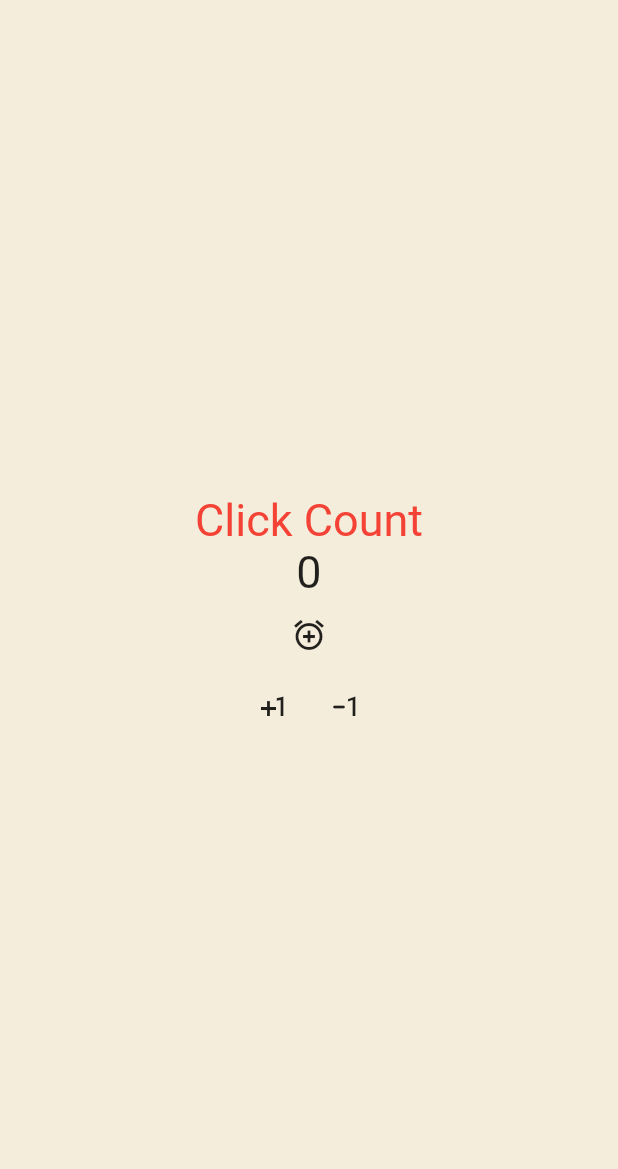
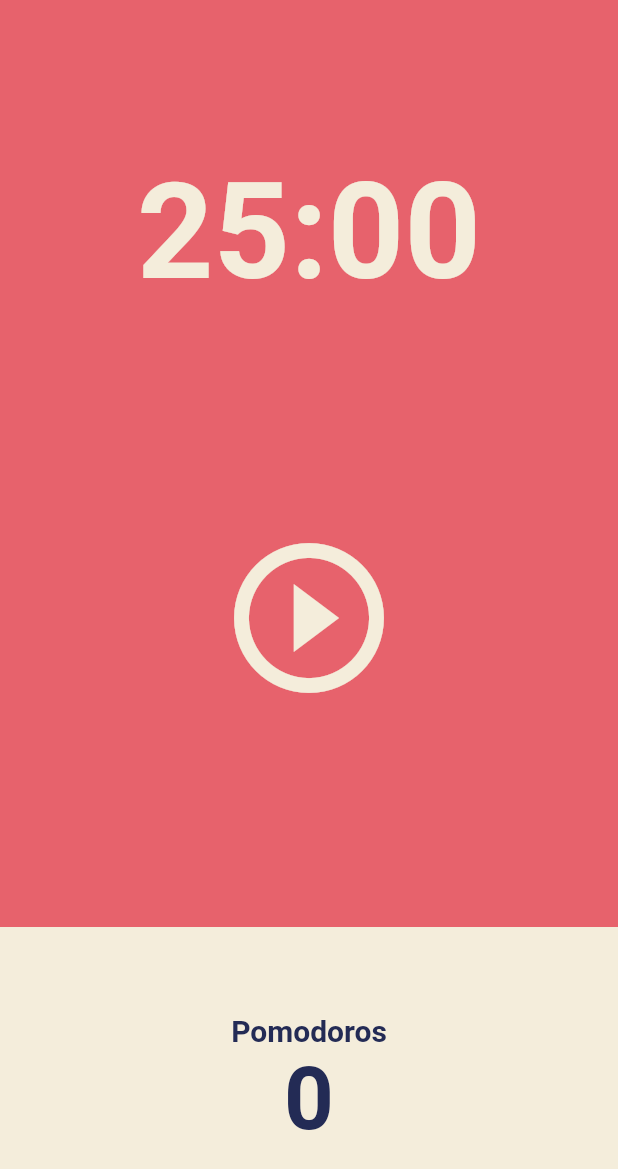
Before and after one commit to devym-37/flutter, a Flutter app: the screen it shows after launch, on a phone screen of 412 x 824 dp. Shown: the top 1169 px of the screen. Run offline on Flutter 3.47's test engine with Material 2 defaults, Android fonts, the phone set to English and light mode, and no system bars.

Commit message:
pomodoros 앱 ui 기본 구성

```diff
--- a/toonflix/lib/main.dart
+++ b/toonflix/lib/main.dart
@@ -1,103 +1,26 @@
 import 'package:flutter/material.dart';
+import 'package:toonflix/screens/home_screen.dart';
 
 void main() {
-  runApp(const App());
+  runApp(App());
 }
 
 // flutter SDK 3개의 core Widget중 하나를 상속 받아야한다
-class App extends StatefulWidget {
-  const App({super.key});
-
-  @override
-  State<App> createState() => _AppState();
-}
-
-class _AppState extends State<App> {
-  int counter = 0;
-
-  List<int> numbers = [];
-
-  void onIncreaseButton() {
-    setState(() {
-      counter++;
-    });
-  }
-
-  void onDecreaseButton() {
-    setState(() {
-      counter--;
-    });
-  }
-
-  void onClickAddNumber() {
-    setState(() {
-      numbers.add(numbers.length);
-    });
-  }
-
+class App extends StatelessWidget {
   @override
   Widget build(BuildContext context) {
     return MaterialApp(
       theme: ThemeData(
+        colorScheme:
+            ColorScheme.fromSwatch(backgroundColor: const Color(0xFFE7626C)),
         textTheme: const TextTheme(
-          titleLarge: TextStyle(
-            color: Colors.red,
+          displayLarge: TextStyle(
+            color: Color(0xFF232B55),
           ),
         ),
+        cardColor: const Color(0xFFF4EDDB),
       ),
-      home: Scaffold(
-        backgroundColor: const Color(0xFFF4EDDB),
-        body: Center(
-          child: Column(
-            mainAxisAlignment: MainAxisAlignment.center,
-            crossAxisAlignment: CrossAxisAlignment.center,
-            children: [
-              const LargeTitle(),
-              Text(
-                '$counter',
-                style: const TextStyle(
-                  fontSize: 30,
-                ),
-              ),
-              for (var number in numbers) Text('$number'),
-              IconButton(
-                onPressed: onClickAddNumber,
-                icon: const Icon(Icons.add_alarm_sharp),
-              ),
-              Row(
-                mainAxisAlignment: MainAxisAlignment.center,
-                children: [
-                  IconButton(
-                    onPressed: onIncreaseButton,
-                    icon: const Icon(Icons.plus_one),
-                  ),
-                  IconButton(
-                    onPressed: onDecreaseButton,
-                    icon: const Icon(Icons.exposure_minus_1_rounded),
-                  ),
-                ],
-              ),
-            ],
-          ),
-        ),
-      ),
+      home: const HomeScreen(),
     );
   }
 }
-
-class LargeTitle extends StatelessWidget {
-  const LargeTitle({
-    super.key,
-  });
-
-  @override
-  Widget build(BuildContext context) {
-    return Text(
-      'Click Count',
-      style: TextStyle(
-        fontSize: 30,
-        color: Theme.of((context)).textTheme.titleLarge!.color,
-      ),
-    );
-  }
-}
--- /dev/null
+++ b/toonflix/lib/screens/home_screen.dart
@@ -0,0 +1,87 @@
+import 'package:flutter/material.dart';
+
+class HomeScreen extends StatefulWidget {
+  const HomeScreen({super.key});
+
+  @override
+  State<HomeScreen> createState() => _HomeScreenState();
+}
+
+class _HomeScreenState extends State<HomeScreen> {
+  @override
+  Widget build(BuildContext context) {
+    return Scaffold(
+        backgroundColor: Theme.of(context).colorScheme.background,
+        body: Column(
+          children: [
+            Flexible(
+              flex: 1,
+              child: Container(
+                alignment: Alignment.bottomCenter,
+                child: Text(
+                  '25:00',
+                  style: TextStyle(
+                    color: Theme.of(context).cardColor,
+                    fontSize: 89,
+                    fontWeight: FontWeight.w600,
+                  ),
+                ),
+              ),
+            ),
+            Flexible(
+              flex: 2,
+              child: Center(
+                child: IconButton(
+                  iconSize: 120,
+                  color: Theme.of(context).cardColor,
+                  onPressed: () {},
+                  icon: const Icon(Icons.play_circle_outline_outlined),
+                ),
+              ),
+            ),
+            Flexible(
+              flex: 1,
+              child: Row(
+                children: [
+                  Expanded(
+                    child: Container(
+                      decoration: BoxDecoration(
+                        color: Theme.of(context).cardColor,
+                      ),
+                      child: Column(
+                        mainAxisAlignment: MainAxisAlignment.center,
+                        crossAxisAlignment: CrossAxisAlignment.center,
+                        children: [
+                          Text(
+                            'Pomodoros',
+                            style: TextStyle(
+                              fontSize: 20,
+                              color: Theme.of(context)
+                                  .textTheme
+                                  .displayLarge!
+                                  .color,
+                              fontWeight: FontWeight.w600,
+                            ),
+                          ),
+                          Text(
+                            '0',
+                            style: TextStyle(
+                              fontSize: 58,
+                              color: Theme.of(context)
+                                  .textTheme
+                                  .displayLarge!
+                                  .color,
+                              fontWeight: FontWeight.w600,
+                            ),
+                          ),
+                        ],
+                      ),
+                    ),
+                  )
+                ],
+              ),
+            ),
+          ],
+        ));
+  }
+}
```
